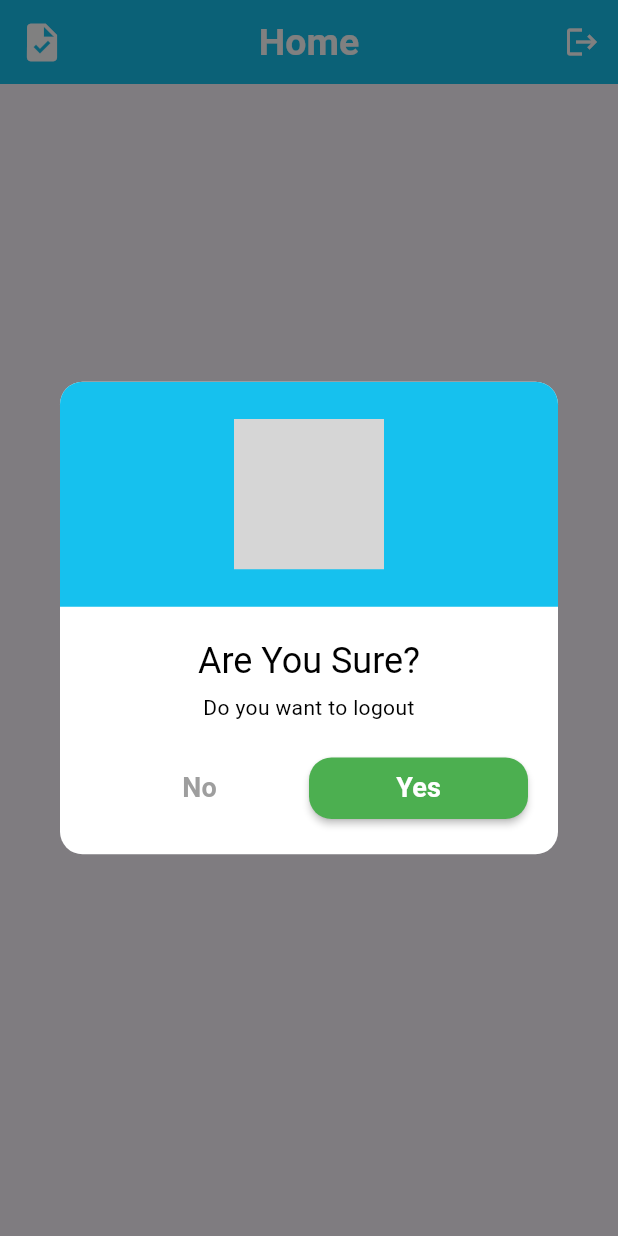
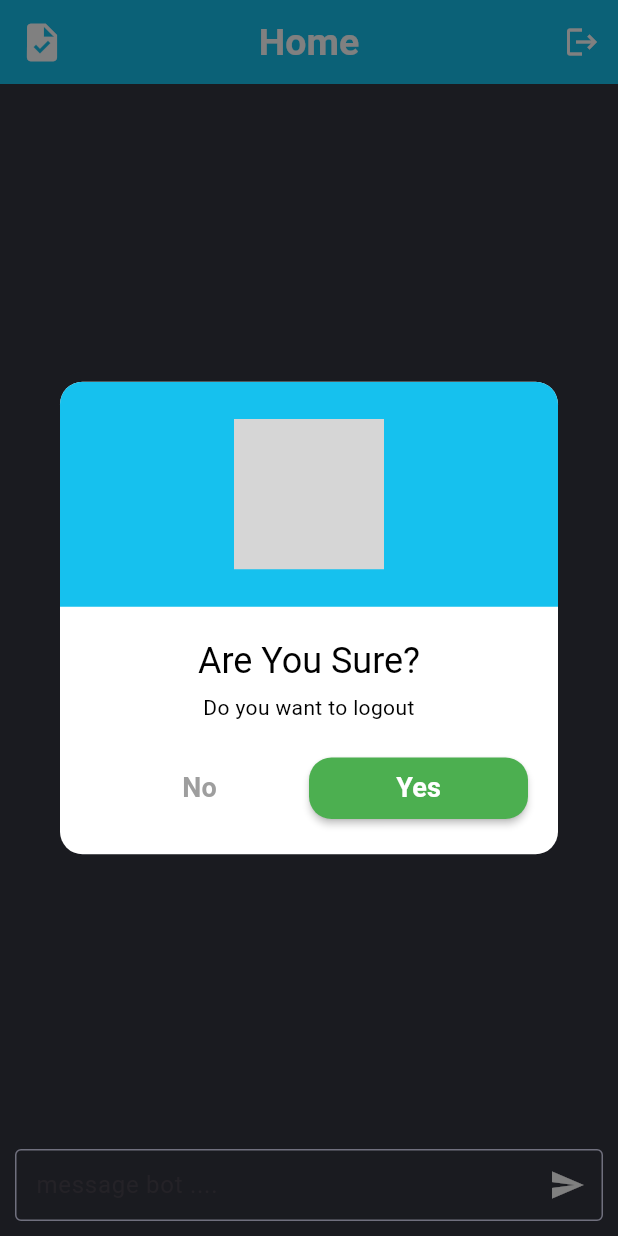
Before and after one commit to youngcodes1/Flutter-test-project, a Flutter app: the HomeScreen screen opened directly, after a tap on the "logout" icon, on a phone screen of 412 x 824 dp. Run offline on Flutter 3.47's test engine with Material 2 defaults, Android fonts, the phone set to English and light mode, and no system bars; our stand-ins replace get, hive, hive_flutter, quickalert, sqflite; accounts and stored records are empty; grey boxes are pictures that could not be loaded.

```diff
--- /dev/null
+++ b/lib/Core/Apis/apis.dart
@@ -0,0 +1,4 @@
+String baseUrl = "";
+String gtpRoute = "";
+String searchRoute = "https://api.openai.com/v1/chat/completions";
+String apiKey = "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";
--- a/lib/Core/Mixins/general_mixin.dart
+++ b/lib/Core/Mixins/general_mixin.dart
@@ -1,5 +1,6 @@
 import 'dart:async';
 
+import 'package:flutter_test_project/Core/Apis/apis.dart';
 import 'package:http/http.dart' as http;
 import 'package:quickalert/models/quickalert_type.dart';
 import 'package:quickalert/widgets/quickalert_dialog.dart';
@@ -12,7 +13,7 @@ mixin GeneralMixin {
   Map<String, String> setHeaders() {
     return {
       'Content-Type': "application/json",
-      'accept': "*/*",
+      'Authorization': 'Bearer $apiKey '
     };
   }
 
--- /dev/null
+++ b/lib/Providers/GptProvider/gpt_provider.dart
@@ -0,0 +1,42 @@
+import 'dart:convert';
+
+import 'package:flutter/material.dart';
+import 'package:flutter_test_project/Services/gpt_service.dart';
+import 'package:http/http.dart' as http;
+
+class GptProvider extends ChangeNotifier {
+  GptService gptService = GptService();
+  bool _isLoading = false;
+
+  bool get loading => _isLoading;
+
+  sendMessage(
+    String message,
+  ) async {
+    try {
+      _isLoading = true;
+      notifyListeners();
+
+      Map<String, dynamic> input = {
+        'model': 'gpt-3.5-turbo',
+        'messages': [
+          {'role': 'user', 'content': message}
+        ],
+        'temperature': 0.7,
+      };
+      http.Response? res = await gptService.searchChat(input);
+
+      if (res!.statusCode >= 200 && res.statusCode < 300) {
+        Map data = jsonDecode(res.body);
+        print('Response from GPT-3: $data');
+      } else {
+        throw Exception('failed to send message');
+      }
+      notifyListeners();
+      _isLoading = false;
+    } catch (e) {
+      debugPrint(e.toString());
+      _isLoading = false;
+    }
+  }
+}
--- a/lib/Utils/Colors/colors.dart
+++ b/lib/Utils/Colors/colors.dart
@@ -4,4 +4,5 @@ class AppColors {
   static const Color myblue = Color(0xFF16C1EE);
   static const Color inputInactive = Color(0xFFE0E0FB);
   static const Color myGray = Color(0xFFD3D3D3);
+  static const Color gcolor = Color(0xff343541);
 }
--- a/lib/Views/Screens/AppScreens/Home/home.dart
+++ b/lib/Views/Screens/AppScreens/Home/home.dart
@@ -1,6 +1,8 @@
 import 'package:flutter/material.dart';
+import 'package:flutter_test_project/Providers/GptProvider/gpt_provider.dart';
 import 'package:flutter_test_project/Utils/Colors/colors.dart';
 import 'package:flutter_test_project/common/widgets/custom_appbar.dart/custom_appbar.dart';
+import 'package:flutter_test_project/common/widgets/custom_textform/custom_textform.dart';
 import 'package:provider/provider.dart';
 import 'package:quickalert/models/quickalert_type.dart';
 import 'package:quickalert/widgets/quickalert_dialog.dart';
@@ -15,10 +17,21 @@ class HomeScreen extends StatefulWidget {
 }
 
 class _HomeScreenState extends State<HomeScreen> {
+  final _formkey = GlobalKey<FormState>();
+  TextEditingController message = TextEditingController();
+
+  @override
+  void dispose() {
+    super.dispose();
+    message.dispose();
+  }
+
   @override
   Widget build(BuildContext context) {
     final authProvider = Provider.of<AuthProvider>(context);
+    final gptProvider = Provider.of<GptProvider>(context);
     return Scaffold(
+      backgroundColor: AppColors.gcolor,
       appBar: CustomAppBar(
         backgroundColor: AppColors.myblue,
         title: 'Home',
@@ -53,7 +66,37 @@ class _HomeScreenState extends State<HomeScreen> {
         titleTextStyle: const TextStyle(
             fontSize: 25, color: Colors.white, fontWeight: FontWeight.bold),
       ),
-      body: ListView(),
+      body: Column(
+        children: [
+          Expanded(
+              child: ListView(
+            children: [],
+          )),
+          Align(
+            alignment: Alignment.bottomCenter,
+            child: Padding(
+              padding: const EdgeInsets.all(10.0),
+              child: Form(
+                key: _formkey,
+                child: CustomTextFormField(
+                  hintText: 'message bot ....',
+                  controller: message,
+                  suffixIcon: IconButton(
+                      onPressed: () async {
+                        if (_formkey.currentState!.validate()) {
+                          await gptProvider.sendMessage(message.text);
+                        }
+                      },
+                      icon: const Icon(
+                        Icons.send,
+                        color: Colors.white,
+                      )),
+                ),
+              ),
+            ),
+          )
+        ],
+      ),
     );
   }
 }
--- a/lib/main.dart
+++ b/lib/main.dart
@@ -1,5 +1,6 @@
 import 'package:flutter/material.dart';
 import 'package:flutter_test_project/Providers/AuthProvider/auth_provider.dart';
+import 'package:flutter_test_project/Providers/GptProvider/gpt_provider.dart';
 import 'package:flutter_test_project/Views/Screens/AppScreens/splash/splash_screen.dart';
 import 'package:get/get.dart';
 import 'package:hive/hive.dart';
@@ -25,6 +26,7 @@ class MyApp extends StatelessWidget {
       providers: [
         ChangeNotifierProvider(create: (_) => BottomNavProvider()),
         ChangeNotifierProvider(create: (_) => AuthProvider()),
+        ChangeNotifierProvider(create: (_) => GptProvider()),
       ],
       child: GetMaterialApp(
         title: 'Flutter Demo',
```
Also changed, not shown: lib/Models/chat_model.dart (added, +20 -0 lines), lib/Repositories/gpt_repo.dart (added, +7 -0 lines), lib/Services/gpt_service.dart (added, +20 -0 lines), lib/Services/services.dart (deleted).
